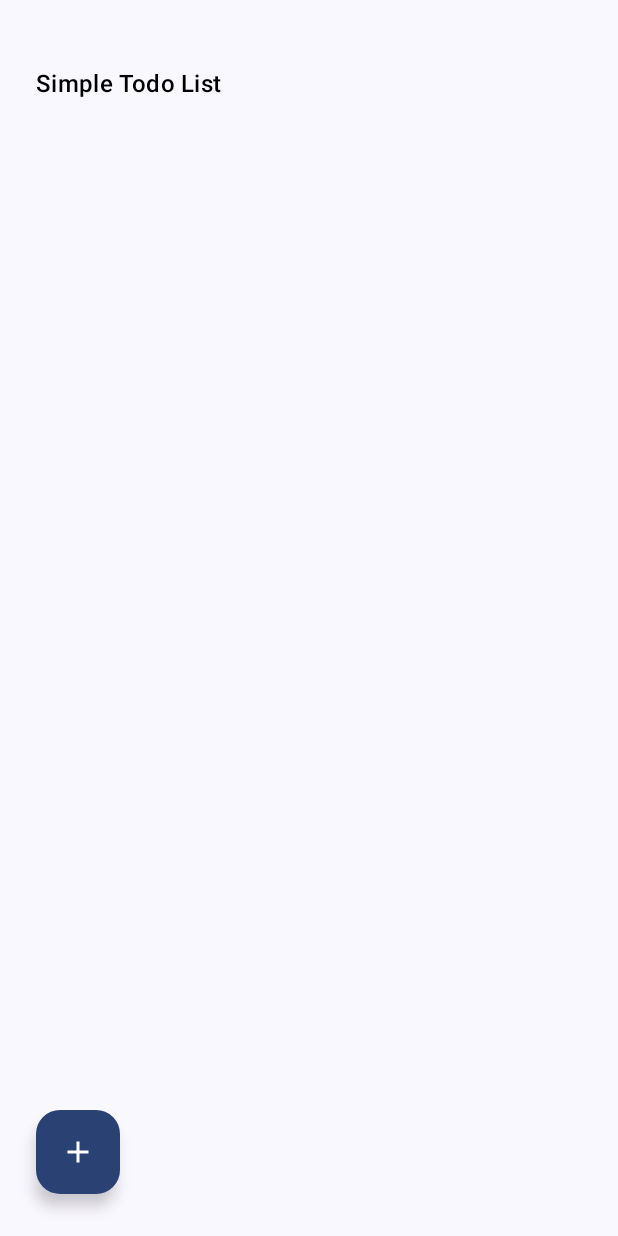
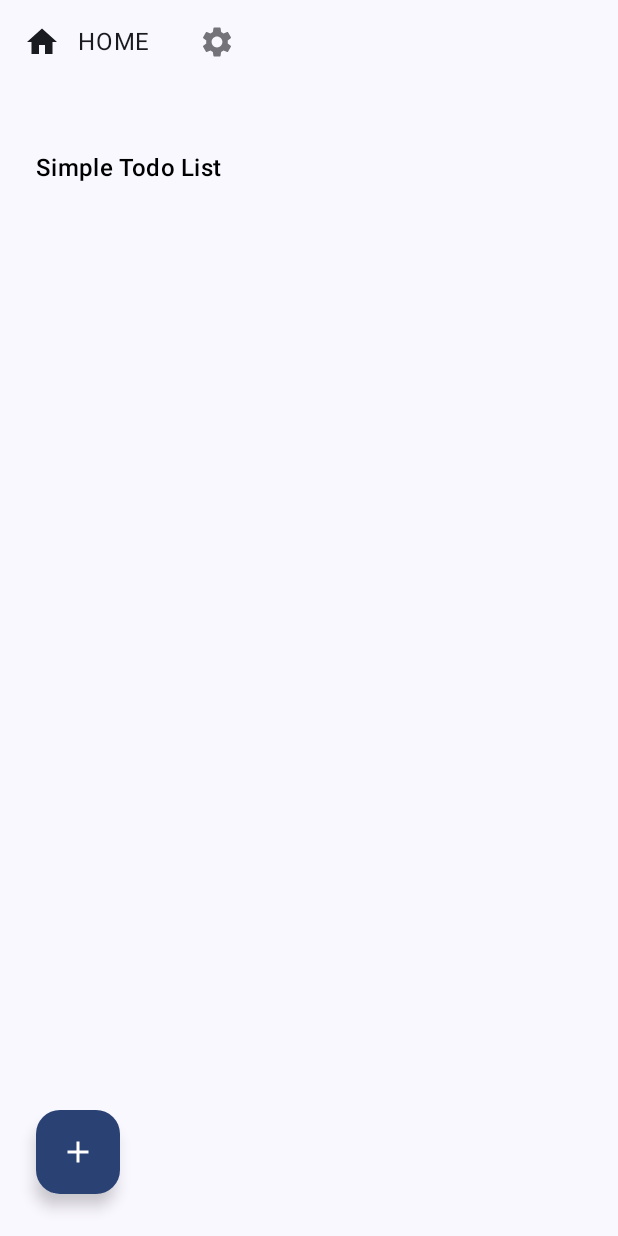
Before and after one commit to DaniZakaria63/simple-todo-list, an Android app built with Jetpack Compose: the screen it shows after launch (MainActivity), on a phone screen of 412 x 824 dp. Run offline under Robolectric (Android 15) with nearby library versions, the phone set to English and light mode, and no system bars; our stand-ins replace Room's generated code.

Commit message:
implement navigation compose, have installed

```diff
--- a/app/build.gradle
+++ b/app/build.gradle
@@ -67,6 +67,7 @@ dependencies {
     implementation 'androidx.compose.ui:ui-tooling-preview'
     implementation 'androidx.compose.material3:material3'
     implementation "androidx.compose.material:material-icons-extended"
+    implementation "androidx.navigation:navigation-compose:2.6.0"
 
     // Compose Test
     androidTestImplementation platform('androidx.compose:compose-bom:2023.06.01')
--- a/app/src/main/AndroidManifest.xml
+++ b/app/src/main/AndroidManifest.xml
@@ -23,6 +23,16 @@
 
                 <category android:name="android.intent.category.LAUNCHER" />
             </intent-filter>
+            <intent-filter>
+                <action android:name="android.intent.action.VIEW" />
+
+                <category android:name="android.intent.category.BROWSABLE" />
+                <category android:name="android.intent.category.DEFAULT" />
+
+                <data
+                    android:host="task_type"
+                    android:scheme="todolist" />
+            </intent-filter>
         </activity>
     </application>
 
--- a/app/src/main/java/com/daniza/simple/todolist/ui/main/MainActivity.kt
+++ b/app/src/main/java/com/daniza/simple/todolist/ui/main/MainActivity.kt
@@ -5,13 +5,24 @@ import androidx.activity.ComponentActivity
 import androidx.activity.compose.setContent
 import androidx.activity.viewModels
 import androidx.compose.foundation.layout.fillMaxSize
+import androidx.compose.foundation.layout.padding
 import androidx.compose.material3.MaterialTheme
+import androidx.compose.material3.Scaffold
 import androidx.compose.material3.Surface
 import androidx.compose.material3.Text
 import androidx.compose.runtime.Composable
+import androidx.compose.runtime.getValue
 import androidx.compose.ui.Modifier
 import androidx.compose.ui.tooling.preview.Preview
+import androidx.navigation.compose.currentBackStackEntryAsState
+import androidx.navigation.compose.rememberNavController
 import com.daniza.simple.todolist.ui.theme.SimpleTodoListTheme
+import com.daniza.simple.todolist.ui.widget.navigation.MainDestination
+import com.daniza.simple.todolist.ui.widget.navigation.TodoDestination
+import com.daniza.simple.todolist.ui.widget.navigation.TodoNavHost
+import com.daniza.simple.todolist.ui.widget.navigation.TodoTabRow
+import com.daniza.simple.todolist.ui.widget.navigation.navigateSingleTopTo
+import com.daniza.simple.todolist.ui.widget.navigation.todoTabRowScreen
 
 class MainActivity : ComponentActivity() {
     override fun onCreate(savedInstanceState: Bundle?) {
@@ -19,9 +30,36 @@ class MainActivity : ComponentActivity() {
         val mainViewModel: MainViewModel by viewModels { MainViewModel.Factory }
 
         setContent {
-            SimpleTodoListTheme {
-                MainScreen(viewModel = mainViewModel)
-            }
+            MainActivityModule(viewModel = mainViewModel)
         }
     }
 }
+
+@Composable
+fun MainActivityModule(
+    viewModel: MainViewModel
+) {
+    SimpleTodoListTheme {
+        val navController = rememberNavController()
+        val currentBackStack by navController.currentBackStackEntryAsState()
+        val currentDestination = currentBackStack?.destination
+
+        // extract current screen state for top bar animation
+        var currentScreen: TodoDestination =
+            todoTabRowScreen.find { it.route == currentDestination?.route } ?: MainDestination
+
+        Scaffold(
+            topBar = {
+                TodoTabRow(allScreens = todoTabRowScreen, onTabSelected = { screen ->
+                    navController.navigateSingleTopTo(screen.route)
+                }, currentScreen = currentScreen)
+            }
+        ) { innerPadding ->
+            TodoNavHost(
+                navController = navController,
+                viewModel = viewModel,
+                modifier = Modifier.padding(innerPadding)
+            )
+        }
+    }
+}
--- /dev/null
+++ b/app/src/main/java/com/daniza/simple/todolist/ui/setting/SettingScreen.kt
@@ -0,0 +1,11 @@
+package com.daniza.simple.todolist.ui.setting
+
+import androidx.compose.runtime.Composable
+import com.daniza.simple.todolist.ui.main.MainViewModel
+
+@Composable
+fun SettingScreen(
+    viewModel: MainViewModel
+){
+
+}
--- /dev/null
+++ b/app/src/main/java/com/daniza/simple/todolist/ui/single_task/SingleTaskScreen.kt
@@ -0,0 +1,10 @@
+package com.daniza.simple.todolist.ui.single_task
+
+import androidx.compose.runtime.Composable
+import com.daniza.simple.todolist.ui.main.MainViewModel
+
+@Composable
+fun SingleTaskScreen(
+    viewModel: MainViewModel
+) {
+}
--- /dev/null
+++ b/app/src/main/java/com/daniza/simple/todolist/ui/widget/navigation/TodoDestination.kt
@@ -0,0 +1,42 @@
+package com.daniza.simple.todolist.ui.widget.navigation
+
+import androidx.compose.material.icons.Icons
+import androidx.compose.material.icons.filled.Home
+import androidx.compose.material.icons.filled.Settings
+import androidx.compose.material.icons.filled.Task
+import androidx.compose.ui.graphics.vector.ImageVector
+import androidx.navigation.NavDeepLink
+import androidx.navigation.NavType
+import androidx.navigation.navArgument
+import androidx.navigation.navDeepLink
+
+interface TodoDestination{
+    val icon : ImageVector
+    val route: String
+}
+
+object MainDestination: TodoDestination{
+    override val icon: ImageVector = Icons.Filled.Home
+    override val route: String  = "home"
+}
+
+object SettingDestination: TodoDestination{
+    override val icon: ImageVector = Icons.Filled.Settings
+    override val route: String = "setting"
+}
+
+object SingleTaskDestination: TodoDestination{
+    override val icon: ImageVector = Icons.Filled.Task
+    override val route: String = "single_task"
+    const val taskTypeArgs = "task_type"
+    val routeWithArgs = "$route/{$taskTypeArgs}"
+    val arguments = listOf(
+        navArgument(taskTypeArgs) { type = NavType.StringType }
+    )
+    val deepLink = listOf<NavDeepLink>(
+        navDeepLink { uriPattern = "todolist://$route/{$taskTypeArgs}" }
+    )
+}
+
+// Screen to be displayed in top todolist navigation
+val todoTabRowScreen = listOf(MainDestination, SettingDestination)
--- /dev/null
+++ b/app/src/main/java/com/daniza/simple/todolist/ui/widget/navigation/TodoNavHost.kt
@@ -0,0 +1,45 @@
+package com.daniza.simple.todolist.ui.widget.navigation
+
+import androidx.compose.runtime.Composable
+import androidx.compose.ui.Modifier
+import androidx.navigation.NavHostController
+import androidx.navigation.compose.NavHost
+import androidx.navigation.compose.composable
+import com.daniza.simple.todolist.ui.main.MainScreen
+import com.daniza.simple.todolist.ui.main.MainViewModel
+import com.daniza.simple.todolist.ui.setting.SettingScreen
+import com.daniza.simple.todolist.ui.single_task.SingleTaskScreen
+
+@Composable
+fun TodoNavHost(
+    navController: NavHostController,
+    viewModel: MainViewModel,
+    modifier: Modifier = Modifier
+) {
+    NavHost(
+        navController = navController,
+        startDestination = MainDestination.route,
+        modifier = modifier
+    ) {
+        composable(route = MainDestination.route) {
+            MainScreen(viewModel = viewModel)
+//            navController.navigateSingleTopTo(MainDestination.route)
+        }
+
+        composable(route = SettingDestination.route){
+            SettingScreen(viewModel = viewModel)
+//            navController.navigateSingleTopTo(SettingDestination.route)
+        }
+
+        composable(route = SingleTaskDestination.route){
+            SingleTaskScreen(viewModel = viewModel)
+//            navController.navigateSingleTopTo()
+        }
+    }
+}
+
+fun NavHostController.navigateSingleTopTo(route: String) =
+    this.navigate(route) { launchSingleTop = true }
+
+private fun NavHostController.navigateToSingleTask(taskType: String) =
+    this.navigateSingleTopTo("${SingleTaskDestination.route}/$taskType")
--- /dev/null
+++ b/app/src/main/java/com/daniza/simple/todolist/ui/widget/navigation/TodoTabRow.kt
@@ -0,0 +1,36 @@
+package com.daniza.simple.todolist.ui.widget.navigation
+
+import androidx.compose.foundation.layout.Row
+import androidx.compose.foundation.layout.fillMaxWidth
+import androidx.compose.foundation.layout.height
+import androidx.compose.foundation.selection.selectableGroup
+import androidx.compose.material3.Surface
+import androidx.compose.runtime.Composable
+import androidx.compose.ui.Modifier
+import androidx.compose.ui.unit.dp
+
+@Composable
+fun TodoTabRow(
+    allScreens: List<TodoDestination>,
+    onTabSelected: (TodoDestination) -> Unit,
+    currentScreen: TodoDestination
+) {
+    Surface(
+        modifier = Modifier
+            .height(TabHeight)
+            .fillMaxWidth()
+    ) {
+        Row(Modifier.selectableGroup()) {
+            allScreens.forEach { screen ->
+                TodoTabRowItem(
+                    text = screen.route,
+                    icon = screen.icon,
+                    onSelected = { onTabSelected(screen) },
+                    selected = currentScreen == screen
+                )
+            }
+        }
+    }
+}
+
+val TabHeight = 56.dp
--- /dev/null
+++ b/app/src/main/java/com/daniza/simple/todolist/ui/widget/navigation/TodoTabRowItem.kt
@@ -0,0 +1,84 @@
+package com.daniza.simple.todolist.ui.widget.navigation
+
+import androidx.compose.animation.animateColorAsState
+import androidx.compose.animation.animateContentSize
+import androidx.compose.animation.core.LinearEasing
+import androidx.compose.animation.core.tween
+import androidx.compose.foundation.interaction.MutableInteractionSource
+import androidx.compose.foundation.layout.Row
+import androidx.compose.foundation.layout.Spacer
+import androidx.compose.foundation.layout.height
+import androidx.compose.foundation.layout.padding
+import androidx.compose.foundation.layout.width
+import androidx.compose.foundation.selection.selectable
+import androidx.compose.material.ripple.rememberRipple
+import androidx.compose.material3.Icon
+import androidx.compose.material3.MaterialTheme
+import androidx.compose.material3.Text
+import androidx.compose.runtime.Composable
+import androidx.compose.runtime.getValue
+import androidx.compose.runtime.remember
+import androidx.compose.ui.Modifier
+import androidx.compose.ui.graphics.Color
+import androidx.compose.ui.graphics.vector.ImageVector
+import androidx.compose.ui.semantics.Role
+import androidx.compose.ui.semantics.clearAndSetSemantics
+import androidx.compose.ui.semantics.contentDescription
+import androidx.compose.ui.unit.Dp
+import androidx.compose.ui.unit.dp
+import java.util.Locale
+
+@Composable
+fun TodoTabRowItem(
+    text: String,
+    icon: ImageVector,
+    onSelected: () -> Unit,
+    selected: Boolean
+) {
+    val color = MaterialTheme.colorScheme.onSurface
+    val durationMillis = if (selected) TabFadeInAnimationDuration else TabFadeOutAnimationDuration
+    val animSpec = remember {
+        tween<Color>(
+            durationMillis = durationMillis,
+            easing = LinearEasing,
+            delayMillis = TabFadeInAnimationDelay
+        )
+    }
+    val tabTintColor by animateColorAsState(
+        targetValue = if (selected) color else color.copy(alpha = InactiveTabOpacity),
+        animationSpec = animSpec, label = ""
+    )
+
+    Row(
+        modifier = Modifier
+            .padding(16.dp)
+            .animateContentSize()
+            .height(TabHeight)
+            .selectable(
+                selected = selected,
+                onClick = onSelected,
+                role = Role.Tab,
+                interactionSource = remember {
+                    MutableInteractionSource()
+                },
+                indication = rememberRipple(
+                    bounded = false,
+                    radius = Dp.Unspecified,
+                    color = Color.Unspecified
+                )
+            )
+            .clearAndSetSemantics { contentDescription = text }
+    ) {
+        Icon(imageVector = icon, contentDescription = text, tint = tabTintColor)
+        if (selected) {
+            Spacer(modifier = Modifier.width(12.dp))
+            Text(text = text.uppercase(Locale.getDefault()), color = tabTintColor)
+        }
+    }
+}
+
+private const val InactiveTabOpacity = 0.60f
+
+private const val TabFadeInAnimationDuration = 150
+private const val TabFadeInAnimationDelay = 100
+private const val TabFadeOutAnimationDuration = 100
```
